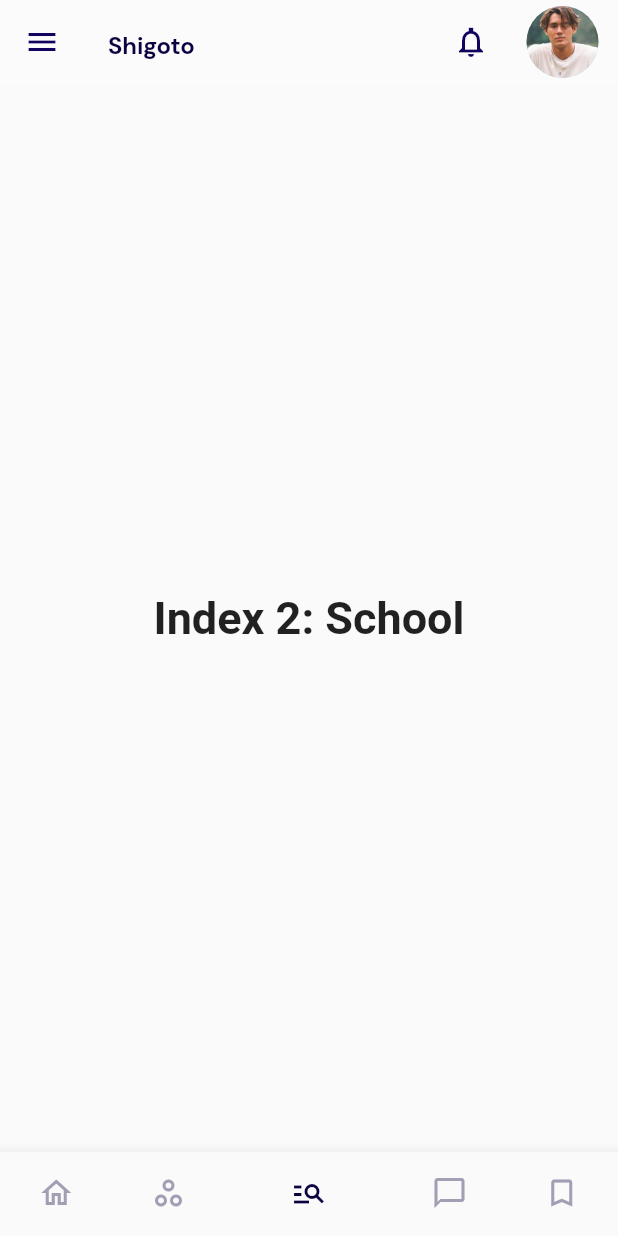
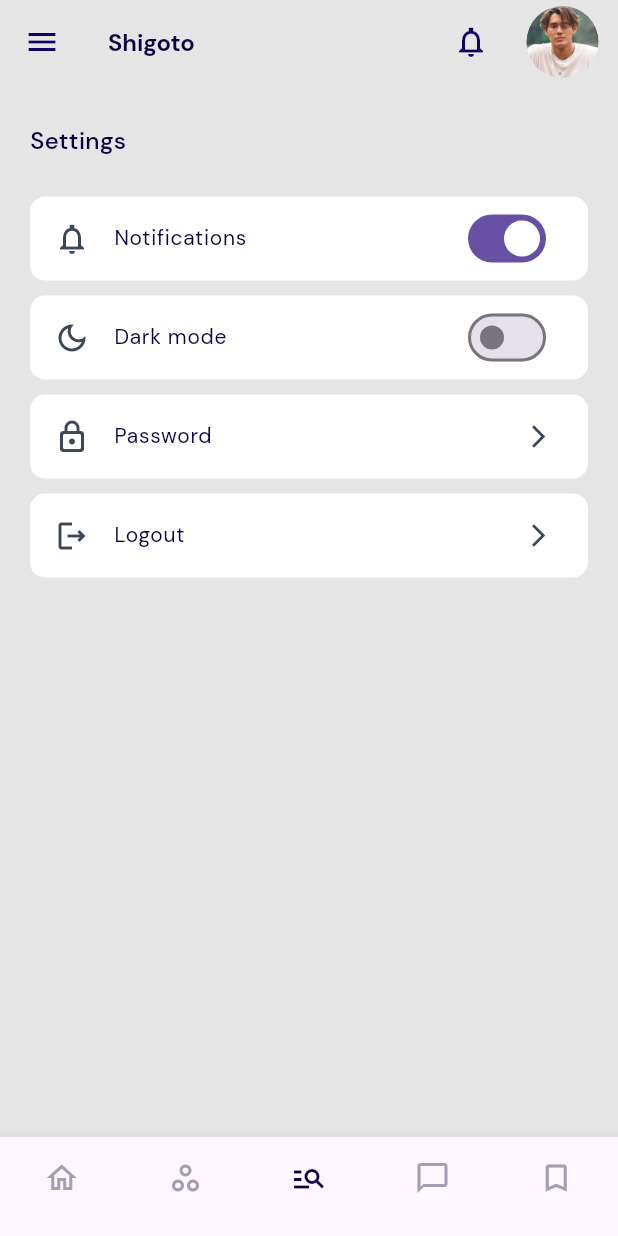
Before and after one commit to Amarjeetjeet/Shigoto_mobile, a Flutter app: the DashboardScreen screen opened by its route, item 3 of the bottom bar chosen, on a phone screen of 412 x 824 dp. Run offline on Flutter 3.47's test engine with Material 2 defaults, Android fonts, the phone set to English and light mode, and no system bars; our stand-ins replace bloc, dotted_border, flutter_bloc; Roboto replaces fonts that are missing (DM Sans , Source Sans Pro).

Commit message:
"empty error widget and setting ui designed"

```diff
--- a/lib/core/constants/app_style.dart
+++ b/lib/core/constants/app_style.dart
@@ -131,6 +131,13 @@ class AppStyle {
     fontWeight: FontWeight.w400,
   );
 
+  static TextStyle txtDmSans16W500primaryTextColor = TextStyle(
+    color: ColorConstants.primaryTextColor,
+    fontSize: 16,
+    fontFamily: 'DM Sans',
+    fontWeight: FontWeight.w500,
+  );
+
   static TextStyle txtDmSans12W400primaryTextColorA60 = TextStyle(
       color: ColorConstants.primaryTextColor.withOpacity(0.6),
       fontSize: 12,
--- a/lib/core/constants/color_constants.dart
+++ b/lib/core/constants/color_constants.dart
@@ -19,4 +19,5 @@ class ColorConstants{
   static Color f3f2f2Color = const Color(0xFFF3F2F2);
   static Color c9d97b5Color = const Color(0xFF9D97B5);
   static Color ff9228Color = const Color(0xFFFF9228);
+  static Color c3b4657Color = const Color(0xFF3B4657);
 }
--- a/lib/core/constants/image_constants.dart
+++ b/lib/core/constants/image_constants.dart
@@ -9,4 +9,8 @@ class ImageConstants {
   static const girlImage = 'assets/images/girl.png';
   static const remoteJob = 'assets/images/remote_job.png';
   static const apple = 'assets/images/apple.png';
+  static const emptyMessage = 'assets/images/empty_message.png';
+  static const noSearchFound = 'assets/images/no_search_found.png';
+  static const noSavingFound = 'assets/images/no_saving_found.png';
+  static const noNotificationFound = 'assets/images/no_notifications_found.png';
 }
--- a/lib/core/themes/app_theme.dart
+++ b/lib/core/themes/app_theme.dart
@@ -2,6 +2,7 @@ import 'package:flutter/material.dart';
 import 'package:flutter/scheduler.dart';
 import 'package:flutter/services.dart';
 import 'package:shigoto/core/constants/app_style.dart';
+import 'package:shigoto/core/constants/color_constants.dart';
 
 class AppTheme {
   static Color lightBackgroundColor = const Color(0xfff2f2f2);
@@ -20,6 +21,8 @@ class AppTheme {
     brightness: Brightness.light,
     fontFamily: "DM Sans , Source Sans Pro",
     primaryColor: lightPrimaryColor,
+    useMaterial3: true,
+    scaffoldBackgroundColor:ColorConstants.offWhiteColor ,
     accentColor: lightAccentColor,
     backgroundColor: lightBackgroundColor,
     visualDensity: VisualDensity.adaptivePlatformDensity,
--- a/lib/presentation/dashboard/dashboard_screen.dart
+++ b/lib/presentation/dashboard/dashboard_screen.dart
@@ -5,7 +5,11 @@ import 'package:shigoto/presentation/bookmark/bookmark_screen.dart';
 import 'package:shigoto/presentation/dashboard/home_screen.dart';
 
 import '../../core/constants/image_constants.dart';
+import '../error_widget_or_empty_widget/no_notification.dart';
+import '../error_widget_or_empty_widget/no_saving_found.dart';
 import '../feed/Feed_screen.dart';
+import '../error_widget_or_empty_widget/empty_message_box.dart';
+import '../setting/setting.dart';
 
 class DashboardScreen extends StatefulWidget {
   const DashboardScreen({super.key});
@@ -21,14 +25,8 @@ class _DashboardScreenState extends State<DashboardScreen> {
   static const List<Widget> _widgetOptions = <Widget>[
     HomeScreen(),
     FeedScreen(),
-    Text(
-      'Index 2: School',
-      style: optionStyle,
-    ),
-    Text(
-      'Index 2: School',
-      style: optionStyle,
-    ),
+    Setting(),
+    NoNotificationFound(),
     BookMarkScreen(),
     BookMarkScreen(),
   ];
@@ -44,7 +42,7 @@ class _DashboardScreenState extends State<DashboardScreen> {
     return Scaffold(
       appBar: AppBar(
         iconTheme: IconThemeData(color: ColorConstants.primaryColor),
-        backgroundColor: Colors.white.withOpacity(0.1),
+        backgroundColor: ColorConstants.offWhiteColor,
         centerTitle: false,
         title: Text("Shigoto",style: AppStyle.txtDmSans16W700primaryTextColor,),
         elevation: 0,
@@ -98,40 +96,28 @@ class _DashboardScreenState extends State<DashboardScreen> {
       bottomNavigationBar: BottomNavigationBar(
         showSelectedLabels: false,
         items: <BottomNavigationBarItem>[
-          BottomNavigationBarItem(
-            icon: Icon(Icons.home_outlined),
-            label: '',
-          ),
-          BottomNavigationBarItem(
-            icon: Icon(Icons.spoke_outlined),
-            label: '',
-          ),
-          // BottomNavigationBarItem(
-          //   icon: CircleAvatar(
-          //     radius: 23,
-          //     backgroundColor: ColorConstants.primaryColor,
-          //     child: Icon(Icons.add,color: Colors.white,),
-          //   ),
-          //   label: '',
-          // ),
-          BottomNavigationBarItem(
-            icon: Icon(Icons.manage_search_outlined),
-            label: '',
-          ),
-          BottomNavigationBarItem(
-            icon: Icon(Icons.messenger_outline),
-            label: '',
-          ),
-          BottomNavigationBarItem(
-            icon: Icon(Icons.bookmark_border_outlined),
-            label: '',
-          ),
+          buildBottomNavigationBarItem(Icons.home_outlined),
+          buildBottomNavigationBarItem(Icons.spoke_outlined),
+          buildBottomNavigationBarItem(Icons.manage_search_outlined),
+          buildBottomNavigationBarItem(Icons.messenger_outline),
+          buildBottomNavigationBarItem(Icons.bookmark_border_outlined),
         ],
         currentIndex:  _selectedIndex > 4 ? 1 : _selectedIndex,
         selectedItemColor:  ColorConstants.primaryTextColor,
         unselectedItemColor:  ColorConstants.a49EB5Color,
+        type: BottomNavigationBarType.fixed,
         onTap: _onItemTapped,
       ),
     );
   }
+
+  BottomNavigationBarItem buildBottomNavigationBarItem(IconData data) {
+    return BottomNavigationBarItem(
+          icon: Padding(
+            padding: const EdgeInsets.only(top: 8.0),
+            child: Icon(data),
+          ),
+          label: '',
+        );
+  }
 }
--- /dev/null
+++ b/lib/presentation/setting/setting.dart
@@ -0,0 +1,83 @@
+import 'package:flutter/material.dart';
+import 'package:shigoto/core/constants/app_style.dart';
+
+import '../../core/constants/color_constants.dart';
+
+class Setting extends StatelessWidget {
+  const Setting({super.key});
+
+  @override
+  Widget build(BuildContext context) {
+    return Padding(
+      padding: const EdgeInsets.symmetric(horizontal: 20.0),
+      child: ListView(
+        children: [
+          SizedBox(
+            height: 26,
+          ),
+          Text("Settings", style: AppStyle.txtDmSans16W500primaryTextColor),
+          SizedBox(
+            height: 26,
+          ),
+          Container(
+            decoration: buildBoxDecoration(),
+            child: ListTile(
+              leading: Icon(Icons.notifications_none_sharp,
+                  color: ColorConstants.c3b4657Color),
+              title: buildText("Notifications"),
+              trailing: Switch(
+                value: true,
+                onChanged: (bool value) {},
+              ),
+            ),
+          ),
+          SizedBox(height: 10),
+          Container(
+            decoration: buildBoxDecoration(),
+            child: ListTile(
+              leading: Icon(Icons.dark_mode_outlined,
+                  color: ColorConstants.c3b4657Color),
+              title: buildText("Dark mode"),
+              trailing: Switch(
+                value: false,
+                onChanged: (bool value) {},
+              ),
+            ),
+          ),
+          SizedBox(height: 10),
+          Container(
+            decoration: buildBoxDecoration(),
+            child: ListTile(
+              trailing: Icon(Icons.arrow_forward_ios,
+                  color: ColorConstants.c3b4657Color ,size: 18,),
+              title: buildText("Password"),
+              leading: Icon(Icons.lock_outline_rounded,
+                  color: ColorConstants.c3b4657Color),
+            ),
+          ),
+          SizedBox(height: 10),
+          Container(
+            decoration: buildBoxDecoration(),
+            child: ListTile(
+              trailing: Icon(Icons.arrow_forward_ios,
+                  color: ColorConstants.c3b4657Color,size: 18),
+              title: buildText("Logout"),
+              leading: Icon(Icons.logout_outlined,
+                  color: ColorConstants.c3b4657Color),
+            ),
+          )
+        ],
+      ),
+    );
+  }
+
+  Text buildText(String title) =>
+      Text(title, style: AppStyle.txtDmSans14W400primaryTextColor);
+
+  BoxDecoration buildBoxDecoration() {
+    return BoxDecoration(
+      borderRadius: BorderRadius.circular(10),
+      color: Colors.white,
+    );
+  }
+}
--- a/lib/setup_screens/material_app_screen.dart
+++ b/lib/setup_screens/material_app_screen.dart
@@ -43,7 +43,7 @@ class _MaterialAppInitScreenState extends State<MaterialAppInitScreen> with Widg
       themeMode:
           context.select((ThemeCubit themeCubit) => themeCubit.state.themeMode),
       debugShowCheckedModeBanner: false,
-      initialRoute: AppRouter.customStag,
+      initialRoute: AppRouter.splash,
       onGenerateRoute: AppRouter.onGenerateRoute,
     );
   }
--- a/pubspec.yaml
+++ b/pubspec.yaml
@@ -40,7 +40,7 @@ dependencies:
   hydrated_bloc: ^9.0.0
   flutter_svg: ^2.0.2
   dotted_border: ^2.0.0+3
-  flutter_staggered_grid_view: ^0.6.2
+  flutter_staggered_grid_view: ^0.4.0
   http: ^0.13.5
 
 
```
Also changed, not shown: lib/customListviewwithads.dart (added, +40 -0 lines), lib/presentation/customStag.dart (+83 -12 lines), lib/presentation/error_widget_or_empty_widget/empty_message_box.dart (added, +36 -0 lines), lib/presentation/error_widget_or_empty_widget/no_notification.dart (added, +32 -0 lines), lib/presentation/error_widget_or_empty_widget/no_saving_found.dart (added, +36 -0 lines), lib/presentation/error_widget_or_empty_widget/no_search_result_found.dart (added, +31 -0 lines), lib/presentation/error_widget_or_empty_widget/widgets/error_message.dart (added, +17 -0 lines), lib/presentation/error_widget_or_empty_widget/widgets/error_title.dart (added, +15 -0 lines), lib/presentation/splash_screen/splash_screen.dart (+8 -8 lines), pubspec.lock.
